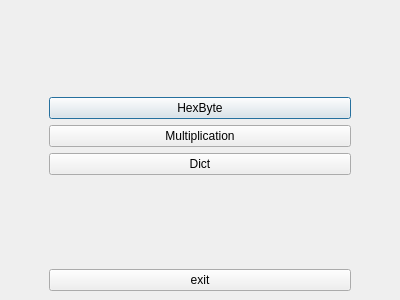
Old version of the form gui/ui/MenuDialog.ui in the repository xffox/brainer.
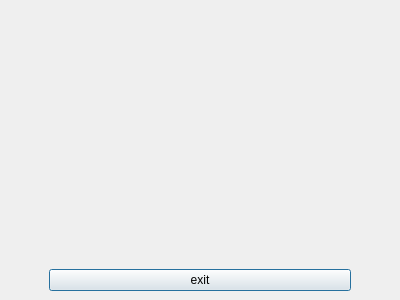
New version of the form.

What changed in the file:
```diff
--- a/gui/ui/MenuDialog.ui
+++ b/gui/ui/MenuDialog.ui
@@ -38,27 +38,6 @@
        </property>
       </spacer>
      </item>
-     <item>
-      <widget class="QPushButton" name="hexByteButton">
-       <property name="text">
-        <string>HexByte</string>
-       </property>
-      </widget>
-     </item>
-     <item>
-      <widget class="QPushButton" name="multiplicationButton">
-       <property name="text">
-        <string>Multiplication</string>
-       </property>
-      </widget>
-     </item>
-     <item>
-      <widget class="QPushButton" name="dictButton">
-       <property name="text">
-        <string>Dict</string>
-       </property>
-      </widget>
-     </item>
      <item>
       <spacer name="verticalSpacer_2">
        <property name="orientation">
```
Left out of the diff: 2 changed lines with no effect on the pictures.
